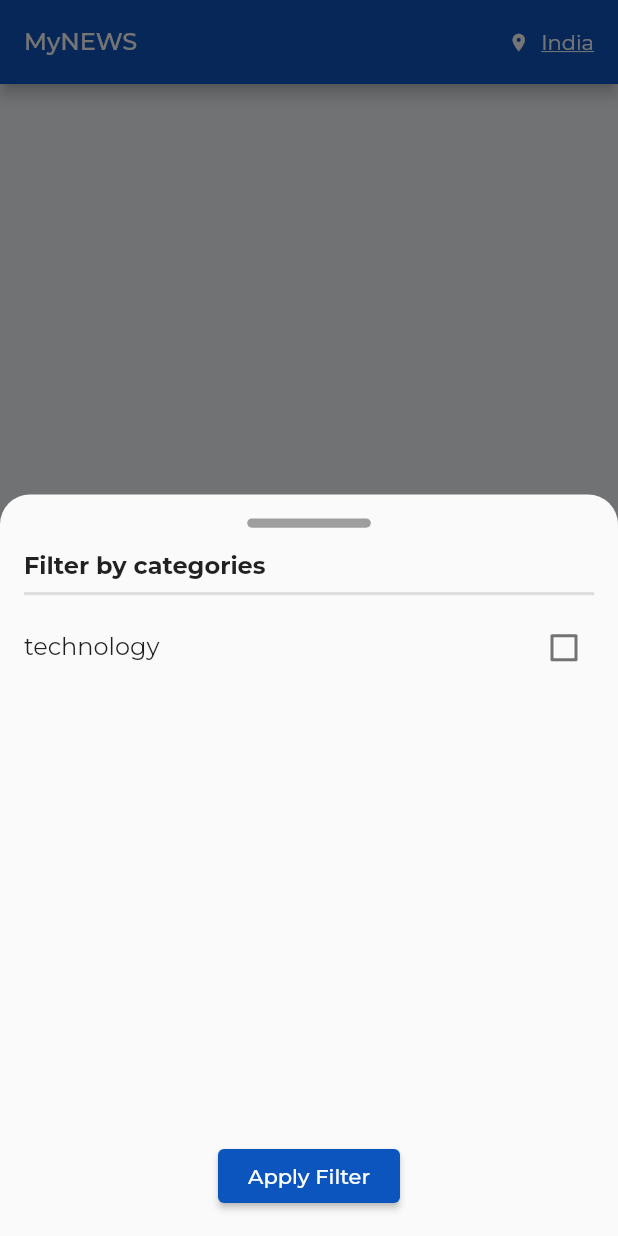
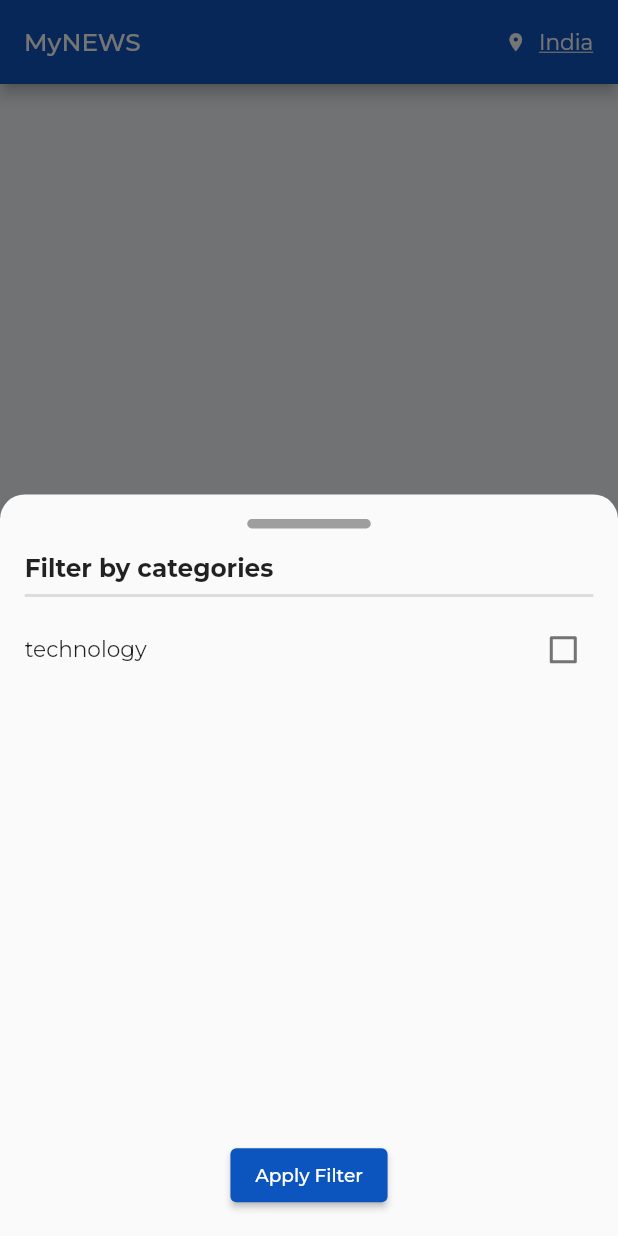
Before and after one commit to akmalviya03/news_feed, a Flutter app: the screen it shows after launch, after a tap on the "filter alt" icon, on a phone screen of 412 x 824 dp. Run offline on Flutter 3.47's test engine with Material 2 defaults, Android fonts, the phone set to English and light mode, and no system bars; our stand-ins replace connectivity_plus, extended_image, google_fonts; network calls fail.

Commit message:
Bug Fixes

```diff
--- a/lib/Category/UI/select_category_bottomsheet_ui.dart
+++ b/lib/Category/UI/select_category_bottomsheet_ui.dart
@@ -14,7 +14,7 @@ class SelectCategoryBottomSheetUI {
               return CheckboxListTile(
                   controlAffinity: ListTileControlAffinity.trailing,
                   contentPadding: EdgeInsets.zero,
-                  title: Text(categories[index]['category'],style: GoogleFonts.montserrat(),),
+                  title: Text(categories[index]['category'],style: GoogleFonts.montserrat(fontSize: MediaQuery.of(context).size.width*0.035),),
                   value: categories[index]['value'],
                   onChanged: (value) {
                     categories[index]['value'] = value!;
--- a/lib/Home/home_page.dart
+++ b/lib/Home/home_page.dart
@@ -170,7 +170,7 @@ class _HomePageState extends State<HomePage> {
         backgroundColor: Theme.of(context).primaryColor,
         title: Text(
           'MyNEWS',
-          style: GoogleFonts.montserrat(color: Colors.white, fontSize: 16),
+          style: GoogleFonts.montserrat(color: Colors.white, fontSize: MediaQuery.of(context).size.width*0.04),
         ),
         actions: [
           GestureDetector(
@@ -234,13 +234,13 @@ class _HomePageState extends State<HomePage> {
                   Align(
                     alignment: Alignment.centerLeft,
                     child: Padding(
-                      padding: const EdgeInsets.symmetric(
-                          horizontal: 16.0, vertical: 8),
+                      padding: EdgeInsets.symmetric(
+                          horizontal: MediaQuery.of(context).size.width*0.04),
                       child: Text(
                         'Top Headlines',
                         style: GoogleFonts.montserrat(
                           color: Theme.of(context).primaryColorDark,
-                          fontSize: 20,
+                          fontSize: MediaQuery.of(context).size.width*0.04,
                           fontWeight: FontWeight.bold,
                         ),
                       ),
--- a/lib/Home/location_button.dart
+++ b/lib/Home/location_button.dart
@@ -11,16 +11,16 @@ class LocationButton extends StatelessWidget {
   @override
   Widget build(BuildContext context) {
     return Padding(
-      padding: const EdgeInsets.symmetric(horizontal: 16, vertical: 8),
+      padding: EdgeInsets.symmetric(horizontal: MediaQuery.of(context).size.width*0.04, vertical: MediaQuery.of(context).size.width*0.02),
       child: Row(
         children: [
-          const Icon(
+           Icon(
             Icons.location_on,
             color: Colors.white,
-            size: 14,
+            size: MediaQuery.of(context).size.width*0.035,
           ),
-          const SizedBox(
-            width: 8,
+          SizedBox(
+            width: MediaQuery.of(context).size.width*0.02,
           ),
           Consumer<LocationProvider>(
               builder: (context, locationProvider, child) {
@@ -28,7 +28,7 @@ class LocationButton extends StatelessWidget {
                   locationProvider.currentCountry!,
                   style:  GoogleFonts.montserrat(
                     color: Colors.white,
-                    fontSize: 14,
+                    fontSize: MediaQuery.of(context).size.width*0.035,
                     decoration: TextDecoration.underline,
                   ),
                 );
--- a/lib/Location/UI/select_location_bottomsheet_ui.dart
+++ b/lib/Location/UI/select_location_bottomsheet_ui.dart
@@ -13,7 +13,7 @@ class SelectLocationBottomSheetUI {
                 return RadioListTile(
                     controlAffinity: ListTileControlAffinity.trailing,
                     contentPadding: EdgeInsets.zero,
-                    title: Text(countries[index]['location']!,style: GoogleFonts.montserrat(),),
+                    title: Text(countries[index]['location']!,style: GoogleFonts.montserrat(fontSize: MediaQuery.of(context).size.width*0.035),),
                     value: countries[index]['val']!,
                     groupValue: locationProvider.val,
                     onChanged: (value) {
--- a/lib/OldCode.dart
+++ b/lib/OldCode.dart
@@ -2,14 +2,14 @@
 // Container(
 //   color: Theme.of(context).primaryColor,
 //   child: Padding(
-//     padding: const EdgeInsets.all(16),
+//     padding: const EdgeInsets.all(MediaQuery.of(context).size.width*0.04),
 //     child: Row(
 //       mainAxisAlignment: MainAxisAlignment.spaceBetween,
 //       crossAxisAlignment: CrossAxisAlignment.center,
 //       children: [
 //         const Text(
 //           'MyNEWS',
-//           style: TextStyle(color: Colors.white, fontSize: 16),
+//           style: TextStyle(color: Colors.white, fontSize: MediaQuery.of(context).size.width*0.04),
 //         ),
 //         GestureDetector(
 //           onTap: () {
--- a/lib/Search/search_page.dart
+++ b/lib/Search/search_page.dart
@@ -44,7 +44,7 @@ class _SearchPageState extends State<SearchPage> {
         appBar: AppBar(
           title: Text(
             'Search',
-            style: GoogleFonts.montserrat(),
+            style: GoogleFonts.montserrat(fontSize: MediaQuery.of(context).size.width*0.035),
           ),
           backgroundColor: Theme.of(context).primaryColor,
         ),
--- a/lib/Shared/text_field_search.dart
+++ b/lib/Shared/text_field_search.dart
@@ -16,16 +16,16 @@ class TextFieldSearch extends StatelessWidget {
   Widget build(BuildContext context) {
     return Material(
       child: Padding(
-        padding: const EdgeInsets.symmetric(horizontal: 16.0, vertical: 8),
+        padding:  EdgeInsets.symmetric(horizontal: MediaQuery.of(context).size.width*0.04, vertical: MediaQuery.of(context).size.width*0.04),
         child: TextField(
           autofocus: autoFocus,
             enabled: enabled,
             onChanged: callback,
             keyboardType: TextInputType.name,
-            style:  GoogleFonts.montserrat(),
+            style:  GoogleFonts.montserrat(fontSize: MediaQuery.of(context).size.width*0.035),
             decoration: InputDecoration(
               hintText: 'Search for news,topics...',
-              hintStyle: GoogleFonts.montserrat(),
+              hintStyle: GoogleFonts.montserrat(fontSize: MediaQuery.of(context).size.width*0.035),
               fillColor: Theme.of(context).backgroundColor,
               filled: true,
               suffixIcon: Icon(
@@ -33,7 +33,7 @@ class TextFieldSearch extends StatelessWidget {
                 color: Theme.of(context).primaryColorDark,
               ),
               border: OutlineInputBorder(
-                borderRadius: BorderRadius.circular(8),
+                borderRadius: BorderRadius.circular(MediaQuery.of(context).size.width*0.02),
                 borderSide: BorderSide.none,
               ),
             ),
--- a/lib/center_text.dart
+++ b/lib/center_text.dart
@@ -9,11 +9,11 @@ class CenterText extends StatelessWidget {
   @override
   Widget build(BuildContext context) {
     return Padding(
-      padding: const EdgeInsets.symmetric(horizontal: 16),
+      padding:  EdgeInsets.symmetric(horizontal: MediaQuery.of(context).size.width*0.04),
       child: Center(
           child: Text(
             text,
-            style: GoogleFonts.montserrat(),
+            style: GoogleFonts.montserrat(fontSize: MediaQuery.of(context).size.width*0.035),
           )),
     );
   }
--- a/lib/customBottomSheet/bottom_sheet_methods.dart
+++ b/lib/customBottomSheet/bottom_sheet_methods.dart
@@ -11,10 +11,10 @@ class BottomSheetMethods {
         context: context,
         enableDrag: true,
         isScrollControlled: true,
-        shape: const RoundedRectangleBorder(
+        shape:  RoundedRectangleBorder(
           borderRadius: BorderRadius.only(
-            topLeft: Radius.circular(20),
-            topRight: Radius.circular(20),
+            topLeft: Radius.circular(MediaQuery.of(context).size.width*0.04),
+            topRight: Radius.circular(MediaQuery.of(context).size.width*0.04),
           ),
         ),
         builder: (builder) {
@@ -23,14 +23,14 @@ class BottomSheetMethods {
               children: [
                 Expanded(child: childList),
                 Padding(
-                  padding: const EdgeInsets.symmetric(vertical: 16),
+                  padding: EdgeInsets.symmetric(vertical: MediaQuery.of(context).size.width*0.04),
                   child: ElevatedButton(
                       onPressed: applyFilter,
-                      child:  Text('Apply Filter',style: GoogleFonts.montserrat(),),
+                      child:  Text('Apply Filter',style: GoogleFonts.montserrat(fontSize: MediaQuery.of(context).size.width*0.03),),
                       style: ButtonStyle(
                           padding: MaterialStateProperty.all(
-                              const EdgeInsets.symmetric(
-                                  horizontal: 20, vertical: 8)),
+                               EdgeInsets.symmetric(
+                                  horizontal: MediaQuery.of(context).size.width*0.04, vertical: MediaQuery.of(context).size.width*0.02)),
                           backgroundColor: MaterialStateProperty.all(
                               Theme.of(context).primaryColor))),
                 ),
--- a/lib/customBottomSheet/custom_bottom_sheet_ui.dart
+++ b/lib/customBottomSheet/custom_bottom_sheet_ui.dart
@@ -14,30 +14,30 @@ class CustomBottomSheet extends StatelessWidget {
     return FractionallySizedBox(
       heightFactor: 0.6,
       child: Padding(
-        padding: const EdgeInsets.symmetric(horizontal: 16.0),
+        padding:  EdgeInsets.symmetric(horizontal: MediaQuery.of(context).size.width*0.04),
         child: Column(
           crossAxisAlignment: CrossAxisAlignment.start,
           children: [
             Align(
               alignment: Alignment.center,
               child: Padding(
-                padding: const EdgeInsets.symmetric(vertical: 16.0),
+                padding: EdgeInsets.symmetric(vertical: MediaQuery.of(context).size.width*0.04),
                 child: Container(
                   width: MediaQuery.of(context).size.width * 0.2,
                   height: MediaQuery.of(context).size.width * 0.015,
                   decoration: BoxDecoration(
                       color: Colors.grey,
-                      borderRadius: BorderRadius.circular(16)),
+                      borderRadius: BorderRadius.circular(MediaQuery.of(context).size.width*0.04)),
                 ),
               ),
             ),
              Text(
              heading,
-              style:  GoogleFonts.montserrat(fontSize: 16, fontWeight: FontWeight.bold),
+              style:  GoogleFonts.montserrat(fontSize: MediaQuery.of(context).size.width*0.04, fontWeight: FontWeight.bold),
             ),
-            const Divider(
+             Divider(
               thickness: 2,
-              height: 16,
+              height: MediaQuery.of(context).size.width*0.04,
             ),
             Expanded(
               child: childWidget,
```
Also changed, not shown: lib/News/UI/details_page.dart (+8 -8 lines), lib/News/UI/news_card.dart (+10 -10 lines).
